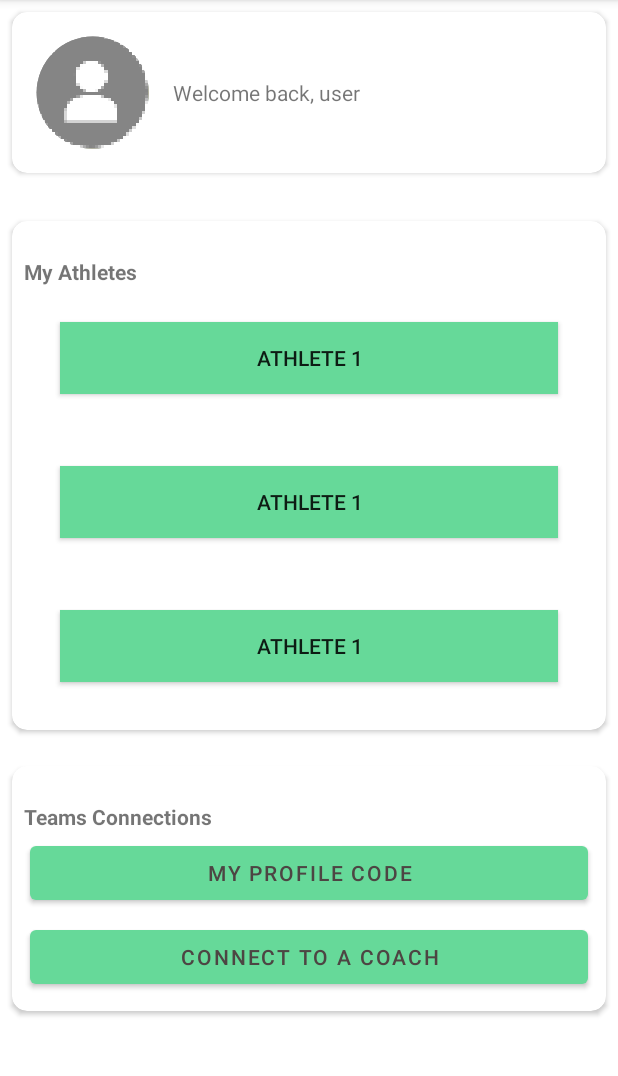
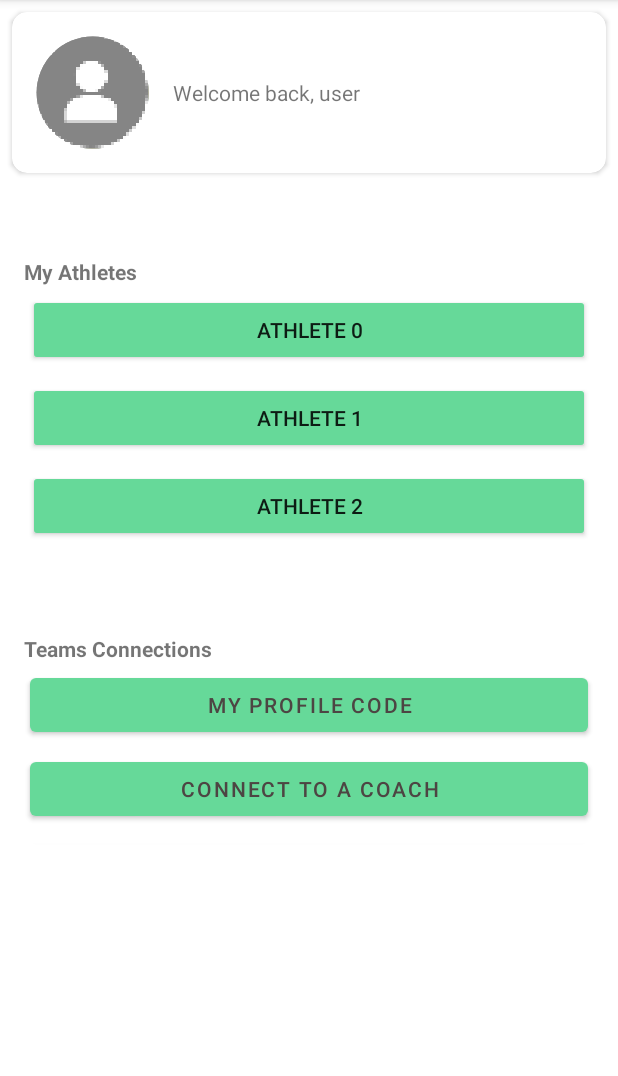
Before and after one commit to ece1778-2021/Dynasway_Concussion, an Android app: the CoachActivity screen opened directly, with no data from a screen before it, on a phone screen of 412 x 824 dp, the part 84-1160 px from its top. Run offline under Robolectric (Android 15) with nearby library versions, the phone set to English and light mode, and no system bars; our stand-ins replace Firebase (no records; nobody signed in at launch, a user with empty details on screens opened directly), Picasso; pictures from the network do not load; Roboto replaces fonts that are not available here.

Commit message:
Adding athletes to CoachActivity Modified CalendarFragment to accept uid in a bundle to view other people's CalendarFragment

```diff
--- a/app/src/main/java/com/example/dynaswayconcussion/ui/CoachActivity.java
+++ b/app/src/main/java/com/example/dynaswayconcussion/ui/CoachActivity.java
@@ -2,13 +2,17 @@
 
 import androidx.annotation.NonNull;
 import androidx.appcompat.app.AppCompatActivity;
+import androidx.core.content.ContextCompat;
 
+import android.app.Activity;
 import android.os.Bundle;
 import android.view.ContextThemeWrapper;
+import android.view.View;
 import android.view.ViewGroup;
 import android.widget.Button;
 import android.widget.LinearLayout;
 import android.widget.TextView;
+import android.widget.Toast;
 
 import com.example.dynaswayconcussion.R;
 import com.google.android.gms.tasks.OnCompleteListener;
@@ -19,6 +23,9 @@
 import com.google.firebase.firestore.FirebaseFirestore;
 import com.squareup.picasso.Picasso;
 
+import java.util.ArrayList;
+import java.util.List;
+
 public class CoachActivity extends AppCompatActivity {
 
     private FirebaseAuth mAuth;
@@ -28,6 +35,7 @@
     CircularImageView profile_imageview;
 
     LinearLayout connectionsLayout;
+    List<String> athleteUidList = new ArrayList<>();
 
     @Override
     protected void onCreate(Bundle savedInstanceState) {
@@ -39,6 +47,11 @@
         profile_imageview = (CircularImageView) findViewById(R.id.home_profile_imageview);
         connectionsLayout = (LinearLayout) findViewById(R.id.linearLayoutAthleteList);
 
+        athleteUidList.add("GT8ODAet7scHJpt9yNCvetnuqTr1");
+        athleteUidList.add("CDevveNn3FMpNcTaRivb2J4AWa62");
+        athleteUidList.add("6uQDOxsPc4Yb1G5LKLI2EoTZ8Lo1");
+
+
         loadProfileInfo();
         addButtons();
     }
@@ -49,17 +62,31 @@
         {
             // int btnStyle = R.style.athlete_button;
             // Button btn = new Button(new ContextThemeWrapper(this, btnStyle), null, btnStyle);
+            // btn.setBackgroundColor(getColor(R.color.main_green));
+
             Button btn = new Button(this);
-            btn.setBackgroundColor(getColor(R.color.main_green));
 
             LinearLayout.LayoutParams params = new LinearLayout.LayoutParams(ViewGroup.LayoutParams.MATCH_PARENT, ViewGroup.LayoutParams.WRAP_CONTENT);
-            params.setMargins(36, 36, 36, 36);
+            params.setMargins(4, 8, 4, 8);
+            btn.setLayoutParams(params);
 
-            btn.setLayoutParams(params);
-            btn.setText("athlete 1");
+            btn.setBackgroundTintList(this.getResources().getColorStateList(R.color.main_green));
+            btn.setOnClickListener(btnAthleteClick);
+            btn.setId(i);
+
+            btn.setText("athlete " + i);
             connectionsLayout.addView(btn);
         }
     }
+
+    View.OnClickListener btnAthleteClick = new View.OnClickListener() {
+        @Override
+        public void onClick(View v) {
+            Toast.makeText(getApplicationContext(),
+                    String.valueOf(v.getId()),
+                    Toast.LENGTH_SHORT).show();
+        }
+    };
 
     private void loadProfileInfo () {
         db.collection("users").document(mAuth.getUid())
```
Also changed, not shown: app/src/main/java/com/example/dynaswayconcussion/ui/calendar/CalendarFragment.java (+35 -6 lines).
